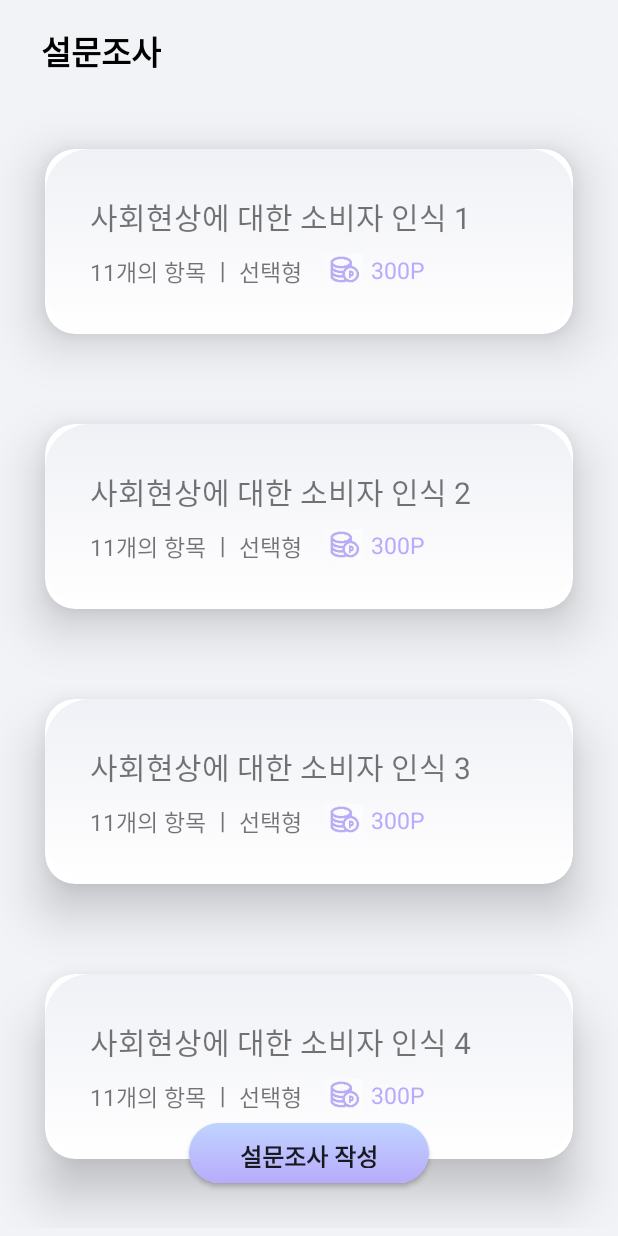
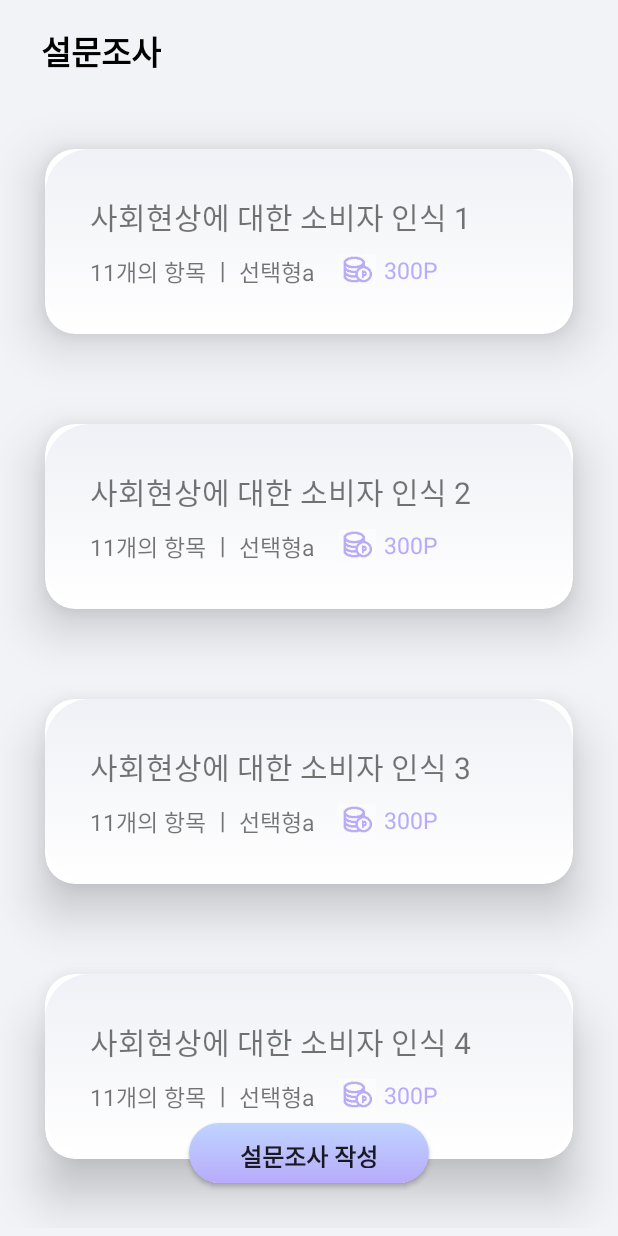
Before and after one commit to umc-moamoa/umc, an Android app: the screen it shows after launch (MainActivity), on a phone screen of 412 x 824 dp. Run offline under Robolectric (Android 15) with nearby library versions, the phone set to English and light mode, and no system bars.

Commit message:
second commit

```diff
--- a/app/src/main/res/layout/board_list_item.xml
+++ b/app/src/main/res/layout/board_list_item.xml
@@ -31,7 +31,7 @@
                 android:id="@+id/title_item_text"
                 android:layout_width="wrap_content"
                 android:layout_height="wrap_content"
-                android:text="11개의 항목 ㅣ 선택형"
+                android:text="11개의 항목 ㅣ 선택형a"
                 android:textSize="15sp" />
 
             <LinearLayout
```
